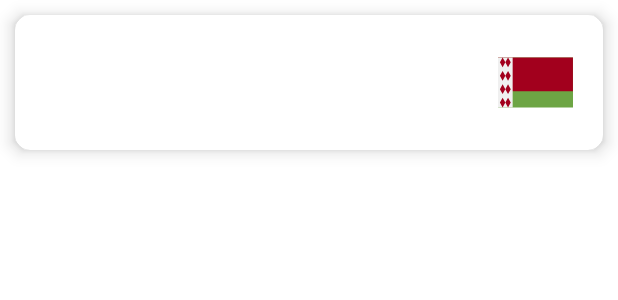
After one commit to almoiv0499/Moroz_Lesson3, an Android app: the layout belarus_office_rv.xml on its own in the app's theme, with its tools: preview values and no code run, on a phone screen of 412 x 824 dp. The commit adds this screen. Shown: the top 300 px of the screen. Run offline under Robolectric (Android 15) with nearby library versions, the phone set to English and light mode, and no system bars.

Commit message:
moroz_lesson_5_2 created two ViewHolders (Russian and Belarus) to one RecyclerView

```diff
--- a/app/src/main/java/com/example/moroz_lesson3/model/Office.kt
+++ b/app/src/main/java/com/example/moroz_lesson3/model/Office.kt
@@ -9,7 +9,8 @@ import kotlinx.parcelize.Parcelize
 data class Office(
     val city: String,
     val address: String,
-    val phoneNumber: String
+    val phoneNumber: String,
+    val viewType: Int = 0
 ) : Parcelable
 
 inline fun <reified T : Parcelable> Bundle.parcelable(key: String): T? = when {
--- /dev/null
+++ b/app/src/main/res/drawable/ic_belarus.xml
@@ -0,0 +1,11 @@
+<vector android:height="48dp" android:viewportHeight="512"
+    android:viewportWidth="512" android:width="48dp" xmlns:android="http://schemas.android.com/apk/res/android">
+    <path android:fillColor="#6da544" android:pathData="M0.56,85.52H512v340.95H0.56z"/>
+    <path android:fillColor="#a2001d" android:pathData="M0,315.3h511.44V85.52H0"/>
+    <path android:fillColor="#f0f0f0" android:pathData="M100.07,315.3V85.52H0v340.96h511.44,-411.38z"/>
+    <path android:fillColor="#a2001d" android:pathData="m68.56,243.65 l-18.53,-33.62 18.53,-33.09 18.53,33.09z"/>
+    <path android:fillColor="#a2001d" android:pathData="m31.5,243.65 l-18.53,-33.62 18.53,-33.09 18.53,33.09zM68.56,335.06l-18.53,-33.62 18.53,-33.09 18.53,33.09z"/>
+    <path android:fillColor="#a2001d" android:pathData="m31.5,335.06 l-18.53,-33.62 18.53,-33.09 18.53,33.09zM68.56,426.48l-18.53,-33.62 18.53,-33.09 18.53,33.09z"/>
+    <path android:fillColor="#a2001d" android:pathData="m31.5,426.48 l-18.53,-33.62 18.53,-33.09 18.53,33.09zM68.56,152.23l-18.53,-33.62 18.53,-33.09 18.53,33.09z"/>
+    <path android:fillColor="#a2001d" android:pathData="m31.5,152.23 l-18.53,-33.62 18.53,-33.09 18.53,33.09z"/>
+</vector>
--- /dev/null
+++ b/app/src/main/res/layout/belarus_office_rv.xml
@@ -0,0 +1,43 @@
+<?xml version="1.0" encoding="utf-8"?>
+<com.google.android.material.card.MaterialCardView xmlns:android="http://schemas.android.com/apk/res/android"
+    xmlns:app="http://schemas.android.com/apk/res-auto"
+    android:id="@+id/cardView_belarus_layout"
+    android:layout_width="match_parent"
+    android:layout_height="wrap_content"
+    android:layout_margin="10dp"
+    app:cardCornerRadius="10dp"
+    app:cardElevation="7dp">
+
+    <androidx.constraintlayout.widget.ConstraintLayout
+        android:layout_width="match_parent"
+        android:layout_height="wrap_content"
+        android:padding="20dp">
+
+        <com.google.android.material.textview.MaterialTextView
+            android:id="@+id/belarus_city"
+            android:layout_width="0dp"
+            android:layout_height="wrap_content"
+            android:layout_marginStart="10dp"
+            android:gravity="center"
+            android:textColor="@color/color_app"
+            android:textSize="18sp"
+            android:textStyle="bold"
+            app:layout_constraintBottom_toBottomOf="parent"
+            app:layout_constraintEnd_toStartOf="@id/belarus_flag"
+            app:layout_constraintStart_toStartOf="parent"
+            app:layout_constraintTop_toTopOf="parent" />
+
+        <ImageView
+            android:id="@+id/belarus_flag"
+            android:layout_width="50dp"
+            android:layout_height="50dp"
+            android:contentDescription="@string/belarus_flag"
+            android:src="@drawable/ic_belarus"
+            app:layout_constraintBottom_toBottomOf="parent"
+            app:layout_constraintEnd_toEndOf="parent"
+            app:layout_constraintStart_toEndOf="@id/belarus_city"
+            app:layout_constraintTop_toTopOf="parent" />
+
+    </androidx.constraintlayout.widget.ConstraintLayout>
+
+</com.google.android.material.card.MaterialCardView>
--- a/app/src/main/res/values/strings.xml
+++ b/app/src/main/res/values/strings.xml
@@ -45,4 +45,6 @@
     <string name="phone_number">+7(495)138–39–39</string>
     <string name="editText_username_error">Wrond username</string>
     <string name="editText_password_error">Wrong password</string>
+    <string name="belarus_flag">Belarus Flag</string>
+    <string name="russian_flag">Russian Flag</string>
 </resources>
```
Also changed, not shown: app/src/main/java/com/example/moroz_lesson3/fragments/offices/OfficesFragment.kt (+17 -56 lines), app/src/main/java/com/example/moroz_lesson3/recyclerview/BaseViewHolder.kt (added, +10 -0 lines), app/src/main/java/com/example/moroz_lesson3/recyclerview/offices/BelarusOfficeViewHolder.kt (added, +20 -0 lines), app/src/main/java/com/example/moroz_lesson3/recyclerview/offices/OfficesAdapter.kt (+29 -12 lines), app/src/main/java/com/example/moroz_lesson3/recyclerview/offices/OfficesViewHolder.kt (deleted, +0 -20 lines), app/src/main/java/com/example/moroz_lesson3/recyclerview/offices/RussianOfficeViewHolder.kt (added, +21 -0 lines), app/src/main/res/drawable/ic_russia.xml (added, +7 -0 lines), app/src/main/res/layout/fragment_offices.xml (+2 -17 lines), app/src/main/res/layout/russian_office_rv.xml (renamed from app/src/main/res/layout/office_rv_item.xml, +16 -21 lines).
